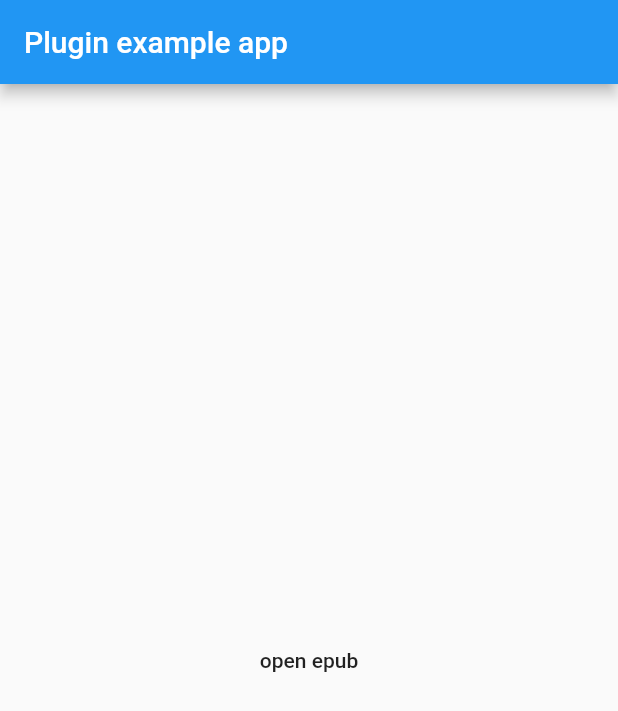
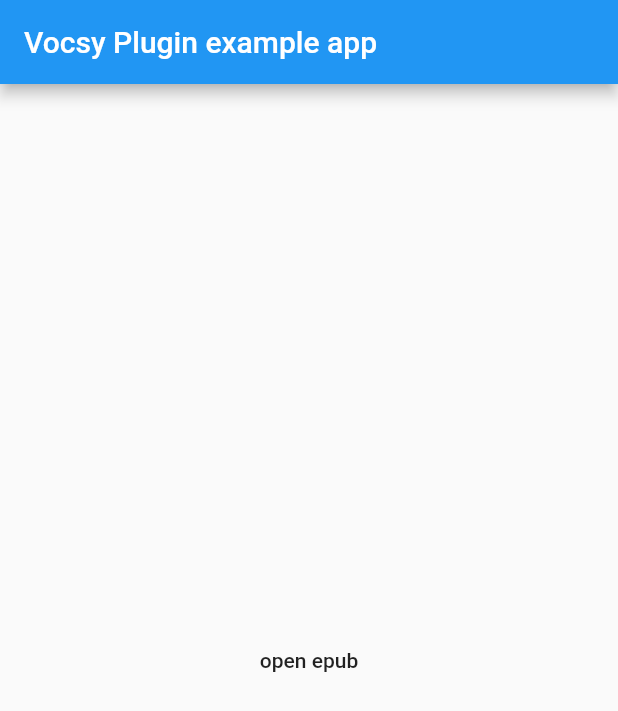
Before and after one commit to kaushikgodhani/vocsy_epub_viewer, a Flutter app: the screen it shows after launch, on a phone screen of 412 x 824 dp. Shown: the top 711 px of the screen. Run offline on Flutter 3.47's test engine with Material 2 defaults, Android fonts, the phone set to English and light mode, and no system bars; our stand-ins replace dio, permission_handler.

```diff
--- a/example/lib/main.dart
+++ b/example/lib/main.dart
@@ -40,7 +40,7 @@ class _MyAppState extends State<MyApp> {
     return MaterialApp(
       home: Scaffold(
         appBar: AppBar(
-          title: const Text('Plugin example app'),
+          title: const Text('Vocsy Plugin example app'),
         ),
         body: Center(
           child: loading
--- a/lib/epub_viewer.dart
+++ b/lib/epub_viewer.dart
@@ -11,7 +11,8 @@ part 'model/epub_locator.dart';
 part 'utils/util.dart';
 
 class EpubViewer {
-  static const MethodChannel _channel = const MethodChannel('epub_viewer');
+  static const MethodChannel _channel =
+      const MethodChannel('vocsy_epub_viewer');
   static const EventChannel _pageChannel = const EventChannel('page');
 
   /// Configure Viewer's with available values
--- a/lib/model/epub_locator.dart
+++ b/lib/model/epub_locator.dart
@@ -24,7 +24,7 @@ class EpubLocator {
     data['href'] = this.href;
     data['created'] = this.created;
     if (this.locations != null) {
-      data['locations'] = this.locations?.toJson();
+      data['locations'] = this.locations!.toJson();
     }
     return data;
   }
--- a/pubspec.yaml
+++ b/pubspec.yaml
@@ -1,7 +1,7 @@
 name: vocsy_epub_viewer
 description:
   'epub_viewer is an epub ebook reader that encapsulates the folioreader framework.'
-version: 0.0.3
+version: 0.0.6
 homepage: https://github.com/kaushikgodhani/vocsy_epub_viewer
 
 environment:
```
Also changed, not shown: example/pubspec.lock, 16 other files.
